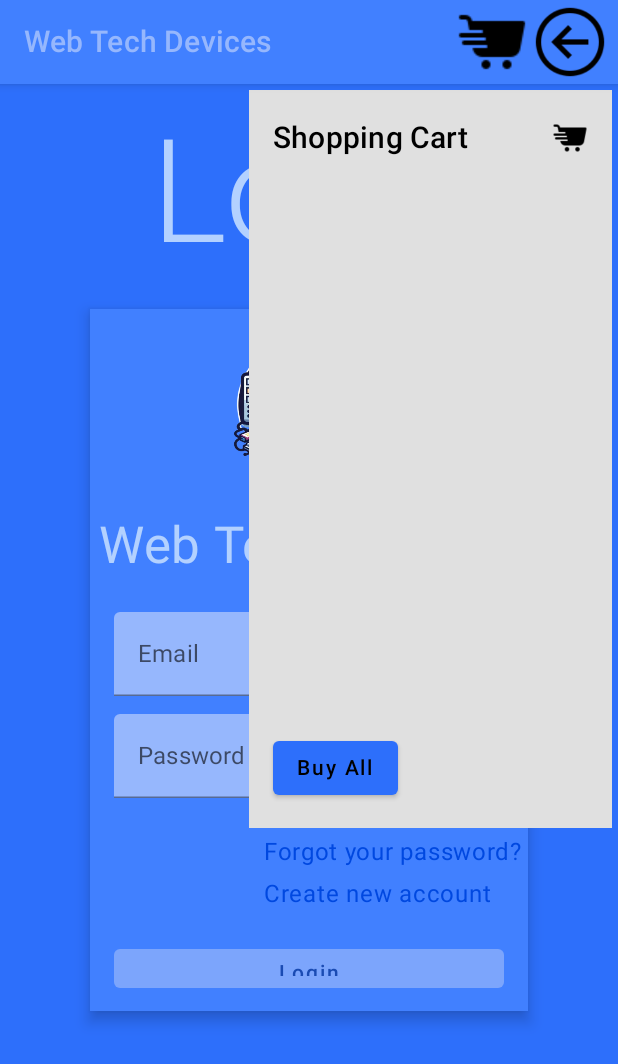
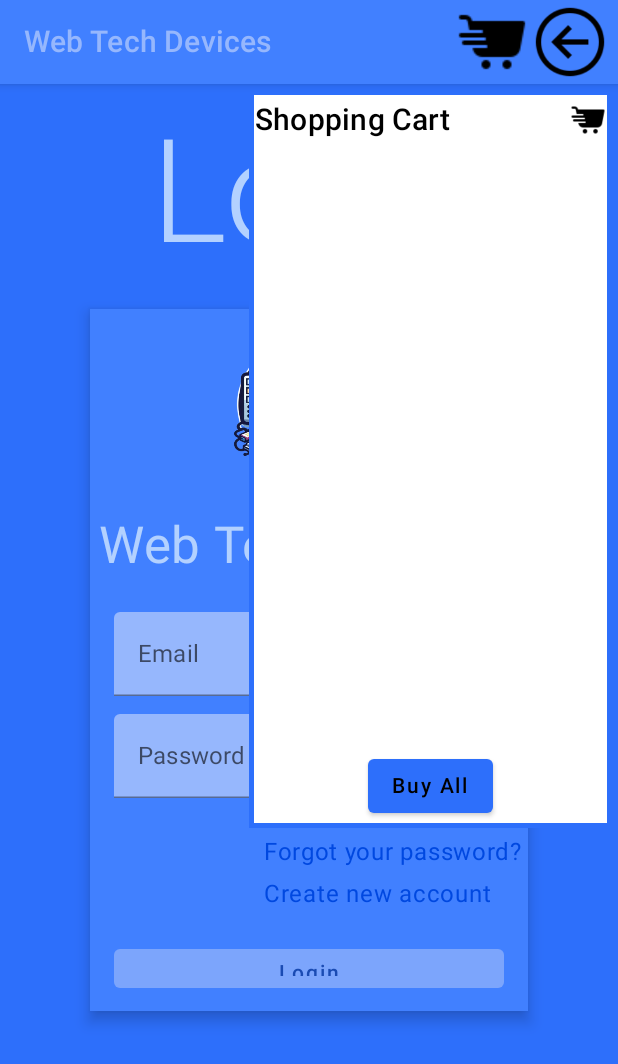
Before and after one commit to FrancoNarvaez/webTechDevices, an Android app built with Jetpack Compose: the screen it shows after launch (MainActivity), after a tap on "Cart", on a phone screen of 412 x 824 dp. Shown: the top 1064 px of the screen. Run offline under Robolectric (Android 15) with nearby library versions, the phone set to English and light mode, and no system bars; our stand-ins replace Compose Multiplatform resources.

Commit message:
Listo el box del carrito. Falta: un boton de cerrar decha box, una vista de confirmar compra y hacer el registrar y linkear los links

```diff
--- a/composeApp/build.gradle.kts
+++ b/composeApp/build.gradle.kts
@@ -90,6 +90,7 @@ android {
 dependencies {
     implementation(libs.androidx.lifecycle.viewmodel)
     implementation(libs.navigation.compose)
+    implementation(libs.androidx.foundation.layout.android)
 }
 
 compose.desktop {
--- a/composeApp/src/androidMain/kotlin/um/edu/ar/MainActivity.kt
+++ b/composeApp/src/androidMain/kotlin/um/edu/ar/MainActivity.kt
@@ -5,6 +5,7 @@ import android.os.Bundle
 import androidx.activity.ComponentActivity
 import androidx.activity.compose.setContent
 import androidx.compose.foundation.background
+import androidx.compose.foundation.border
 import androidx.compose.foundation.layout.Box
 import androidx.compose.foundation.layout.fillMaxSize
 import androidx.compose.foundation.layout.height
@@ -31,7 +32,8 @@ import um.edu.ar.ui.product.ProductViewModel
 import um.edu.ar.ui.product.ProductsScreen
 import um.edu.ar.ui.cartshopp.CartViewModel
 import um.edu.ar.ui.scaffold.Toolbar
-import um.edu.ar.ui.theme.LightGray
+import um.edu.ar.ui.theme.BackgroundColorBlue
+
 
 class MainActivity : ComponentActivity() {
     @SuppressLint("UnusedMaterialScaffoldPaddingParameter")
@@ -99,9 +101,14 @@ class MainActivity : ComponentActivity() {
                                 .height(500.dp)
                                 .width(250.dp)
                                 .padding(4.dp)
-                                .background(Color(LightGray.value))
+                                .background(Color.White)
+                                .border(3.dp, BackgroundColorBlue)
+
                         ) {
-                            CartShoppScreen(Modifier.align(Alignment.TopCenter).padding(top = 4.dp))
+                            CartShoppScreen(
+                                Modifier
+                                    .align(Alignment.TopCenter)
+                                    .padding(top = 4.dp))
                         }
                     }
 
--- a/composeApp/src/commonMain/kotlin/um/edu/ar/ui/cartshopp/CartShoppSreen.kt
+++ b/composeApp/src/commonMain/kotlin/um/edu/ar/ui/cartshopp/CartShoppSreen.kt
@@ -2,6 +2,7 @@ package um.edu.ar.ui.cartshopp
 
 import androidx.compose.foundation.Image
 import androidx.compose.foundation.background
+import androidx.compose.foundation.layout.Arrangement
 import androidx.compose.foundation.layout.Box
 import androidx.compose.foundation.layout.Column
 import androidx.compose.foundation.layout.Row
@@ -35,9 +36,15 @@ fun CartShoppScreen(modifier: Modifier = Modifier) {
     val cartViewModel: CartViewModel = viewModel()
     val cartItems = cartViewModel.cartItems.collectAsState().value
 
-    Box(modifier = modifier.fillMaxSize().padding(16.dp)) {
-        Column(modifier = Modifier.fillMaxSize()) {
-            Row(modifier = Modifier.fillMaxWidth()) {
+    Box(
+        modifier = modifier.fillMaxSize().padding(4.dp)
+    ) {
+        Column(
+            modifier = Modifier.fillMaxSize()
+        ) {
+            Row(
+                modifier = Modifier.fillMaxWidth().align(Alignment.CenterHorizontally)
+            ) {
                 Text(
                     "Shopping Cart",
                     style = MaterialTheme.typography.h6,
@@ -57,10 +64,17 @@ fun CartShoppScreen(modifier: Modifier = Modifier) {
                 }
             }
         }
-        Row(modifier = Modifier.fillMaxWidth().align(Alignment.BottomEnd).background(Color(LightGray.value))) {
+        Row(
+            modifier = Modifier
+                .fillMaxWidth()
+                .align(Alignment.BottomCenter)
+                .background(Color.White),
+            horizontalArrangement = Arrangement.Center
+        ) {
             Button(
                 onClick = { /* Proceed to checkout */ },
-                colors = ButtonDefaults.buttonColors(backgroundColor = BackgroundColorBlue)
+                colors = ButtonDefaults.buttonColors(backgroundColor = BackgroundColorBlue),
+                modifier = Modifier.align(Alignment.CenterVertically)
             ) {
                 Text(text = "Buy All")
             }
@@ -70,12 +84,18 @@ fun CartShoppScreen(modifier: Modifier = Modifier) {
 
 @Composable
 fun CartItemView(item: CartItem, onRemoveClick: (CartItem) -> Unit) {
-    Row(modifier = Modifier.fillMaxWidth().padding(8.dp)) {
+    Row(
+        modifier = Modifier.fillMaxWidth().padding(8.dp).background(Color(LightGray.value))
+    ) {
         Column(modifier = Modifier.weight(1f)) {
             Text(text = item.name, style = MaterialTheme.typography.body1)
             Text(text = "${item.price} x ${item.quantity}", style = MaterialTheme.typography.body2)
         }
-        Button(onClick = { onRemoveClick(item) }, colors = ButtonDefaults.buttonColors(backgroundColor = BackgroundColorBlue)) {
+        Spacer(modifier = Modifier.padding(start = 4.dp))
+        Button(
+            onClick = { onRemoveClick(item) },
+            colors = ButtonDefaults.buttonColors(backgroundColor = BackgroundColorBlue)
+        ) {
             Text(text = "Remove", style = MaterialTheme.typography.body2)
         }
     }
--- a/gradle/libs.versions.toml
+++ b/gradle/libs.versions.toml
@@ -22,6 +22,7 @@ espressoCore = "3.5.1"
 activityCompose = "1.9.0"
 composeBom = "2023.08.00"
 uiAndroid = "1.7.2"
+foundationLayoutAndroid = "1.7.2"
 
 
 [libraries]
@@ -48,6 +49,7 @@ androidx-ui-test-manifest = { group = "androidx.compose.ui", name = "ui-test-man
 androidx-ui-test-junit4 = { group = "androidx.compose.ui", name = "ui-test-junit4" }
 navigation-compose = { group = "androidx.navigation", name = "navigation-compose", version.ref = "navigationCompose" }
 androidx-ui-android = { group = "androidx.compose.ui", name = "ui-android", version.ref = "uiAndroid" }
+androidx-foundation-layout-android = { group = "androidx.compose.foundation", name = "foundation-layout-android", version.ref = "foundationLayoutAndroid" }
 
 
 
```
